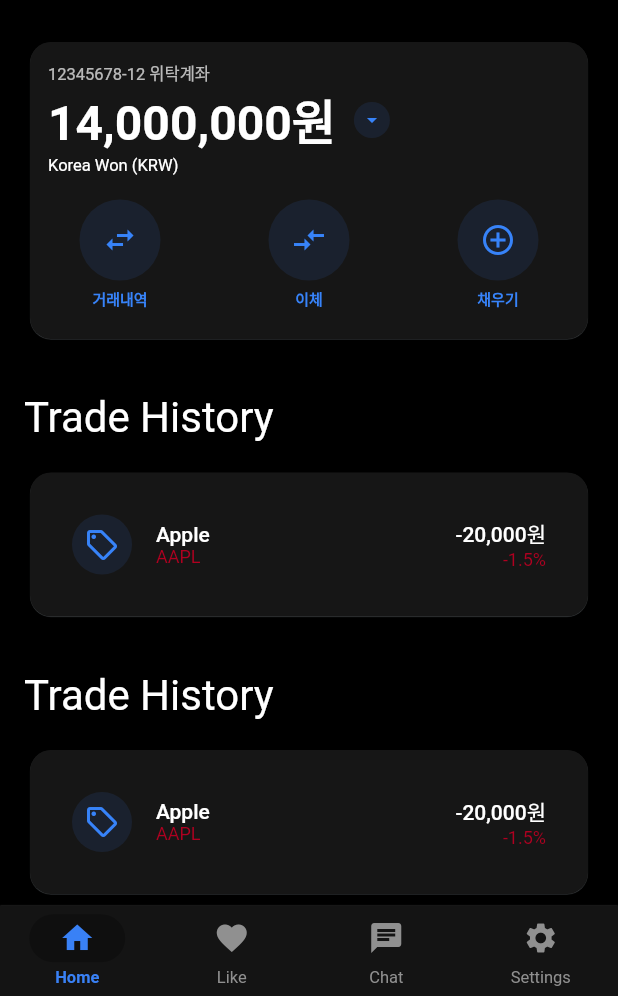
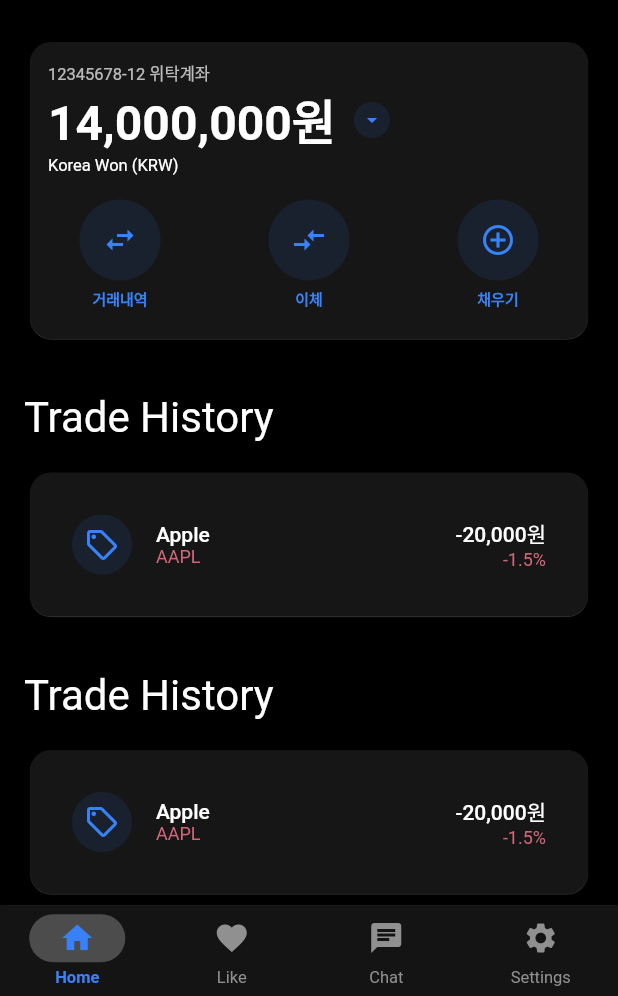
Before and after one commit to arxivj/Untitled, a Flutter app: the screen it shows after launch, after a tap on the "wb sunny" icon, on a phone screen of 412 x 824 dp, the part 240-1236 px from its top. Run offline on Flutter 3.47's test engine with Material 3 defaults, Android fonts, the phone set to English and light mode, and no system bars; our stand-ins replace flutter_svg, shared_preferences; Roboto replaces fonts that are missing (CircularStd).

Commit message:
Refactor: 다크모드 및 라이트모드에 따른 색상 테마 적용
- AppColors에 라이트 및 다크 모드별 surface, error, onPrimary, onSecondary 등의 색상 추가
- AppThemeColors에서 isDarkMode에 따른 테마 색상 적용 로직 수정
- 명시적으로 색상 값을 정의하여 문자열 접근 방식 대신 안전한 접근 방식으로 개선

```diff
--- a/lib/presenter/themes/colors/app_colors.dart
+++ b/lib/presenter/themes/colors/app_colors.dart
@@ -13,6 +13,14 @@ abstract class AppColors {
   static const Color lightTitleColor = Color(0xFF707070);
   static const Color lightPrimary = Color(0xFF4478E2);
 
+  static const Color lightSurface = Color(0xFFFFFFFF);
+  static const Color lightError = Color(0xFFB00020);
+  static const Color lightOnPrimary = Color(0xFFFFFFFF);
+  static const Color lightOnSecondary = Color(0xFF000000);
+  static const Color lightOnBackground = Color(0xFF000000);
+  static const Color lightOnSurface = Color(0xFF000000);
+  static const Color lightOnError = Color(0xFFFFFFFF);
+
   // DarkMode
   static const Color darkScaffoldBackground = Color(0xFF000000);
   static const Color darkCardBackground = Color(0xFF161616);
@@ -23,6 +31,14 @@ abstract class AppColors {
   static const Color darkButtonIconColor = Color(0xFF3783f9);
   static const Color darkTextColor = Color(0xFFf7f7f7);
   static const Color darkTitleColor = Color(0xFFC0C0C0);
+
+  static const Color darkSurface = Color(0xFF121212);
+  static const Color darkError = Color(0xFFCF6679);
+  static const Color darkOnPrimary = Color(0xFF000000);
+  static const Color darkOnSecondary = Color(0xFFFFFFFF);
+  static const Color darkOnBackground = Color(0xFFFFFFFF);
+  static const Color darkOnSurface = Color(0xFFFFFFFF);
+  static const Color darkOnError = Color(0xFF000000);
 
   static const Color surface = Color(0xFFFFFFFF);
   static const Color error = Color(0xFFB00020);
--- a/lib/presenter/themes/colors/app_theme_colors.dart
+++ b/lib/presenter/themes/colors/app_theme_colors.dart
@@ -42,50 +42,45 @@ class AppThemeColors {
   static AppThemeColors fromAppColors({
     required bool isDarkMode,
   }) {
-    final lightColors = {
-      'scaffoldBackground': AppColors.lightScaffoldBackground,
-      'cardBackground' : AppColors.lightCardBackground,
-      'cardShadowColor': AppColors.lightCardShadowColor,
-      'searchBarColor': AppColors.lightSearchBarColor,
-      'tabBarColor': AppColors.lightTabBarColor,
-      'buttonColor': AppColors.lightButtonColor,
-      'buttonIconColor': AppColors.lightButtonIconColor,
-      'textColor': AppColors.lightTextColor,
-      'titleColor': AppColors.lightTitleColor,
-    };
-
-    final darkColors = {
-      'scaffoldBackground': AppColors.darkScaffoldBackground,
-      'cardBackground' : AppColors.darkCardBackground,
-      'cardShadowColor': AppColors.darkCardShadowColor,
-      'searchBarColor': AppColors.darkSearchBarColor,
-      'tabBarColor': AppColors.darkTabBarColor,
-      'buttonColor': AppColors.darkButtonColor,
-      'buttonIconColor': AppColors.darkButtonIconColor,
-      'textColor': AppColors.darkTextColor,
-      'titleColor': AppColors.darkTitleColor,
-    };
-
-    final selectedColors = isDarkMode ? darkColors : lightColors;
-
-    return AppThemeColors(
-      scaffoldBackground: selectedColors['scaffoldBackground']!,
-      cardBackground: selectedColors['cardBackground']!,
-      cardShadowColor: selectedColors['cardShadowColor']!,
-      searchBarColor: selectedColors['searchBarColor']!,
-      tabBarColor: selectedColors['tabBarColor']!,
-      buttonColor: selectedColors['buttonColor']!,
-      buttonIconColor: selectedColors['buttonIconColor']!,
-      textColor: selectedColors['textColor']!,
-      titleColor: selectedColors['titleColor']!,
-      surface: AppColors.surface,
-      error: AppColors.error,
-      onPrimary: AppColors.onPrimary,
-      onSecondary: AppColors.onSecondary,
-      onBackground: AppColors.onBackground,
-      onSurface: AppColors.onSurface,
-      onError: AppColors.onError,
-    );
+    if (isDarkMode) {
+      return const AppThemeColors(
+        scaffoldBackground: AppColors.darkScaffoldBackground,
+        cardBackground: AppColors.darkCardBackground,
+        cardShadowColor: AppColors.darkCardShadowColor,
+        searchBarColor: AppColors.darkSearchBarColor,
+        tabBarColor: AppColors.darkTabBarColor,
+        buttonColor: AppColors.darkButtonColor,
+        buttonIconColor: AppColors.darkButtonIconColor,
+        textColor: AppColors.darkTextColor,
+        titleColor: AppColors.darkTitleColor,
+        surface: AppColors.darkSurface,
+        error: AppColors.darkError,
+        onPrimary: AppColors.darkOnPrimary,
+        onSecondary: AppColors.darkOnSecondary,
+        onBackground: AppColors.darkOnBackground,
+        onSurface: AppColors.darkOnSurface,
+        onError: AppColors.darkOnError,
+      );
+    } else {
+      return const AppThemeColors(
+        scaffoldBackground: AppColors.lightScaffoldBackground,
+        cardBackground: AppColors.lightCardBackground,
+        cardShadowColor: AppColors.lightCardShadowColor,
+        searchBarColor: AppColors.lightSearchBarColor,
+        tabBarColor: AppColors.lightTabBarColor,
+        buttonColor: AppColors.lightButtonColor,
+        buttonIconColor: AppColors.lightButtonIconColor,
+        textColor: AppColors.lightTextColor,
+        titleColor: AppColors.lightTitleColor,
+        surface: AppColors.lightSurface,
+        error: AppColors.lightError,
+        onPrimary: AppColors.lightOnPrimary,
+        onSecondary: AppColors.lightOnSecondary,
+        onBackground: AppColors.lightOnBackground,
+        onSurface: AppColors.lightOnSurface,
+        onError: AppColors.lightOnError,
+      );
+    }
   }
 
   AppThemeColors lerp(covariant dynamic other, double t) {
@@ -95,7 +90,7 @@ class AppThemeColors {
     return AppThemeColors(
       scaffoldBackground:
           Color.lerp(scaffoldBackground, other.scaffoldBackground, t)!,
-      cardBackground: Color.lerp(cardBackground, other.cardShadowColor, t)!,
+      cardBackground: Color.lerp(cardBackground, other.cardBackground, t)!,
       cardShadowColor: Color.lerp(cardShadowColor, other.cardShadowColor, t)!,
       searchBarColor: Color.lerp(searchBarColor, other.searchBarColor, t)!,
       tabBarColor: Color.lerp(tabBarColor, other.tabBarColor, t)!,
```
